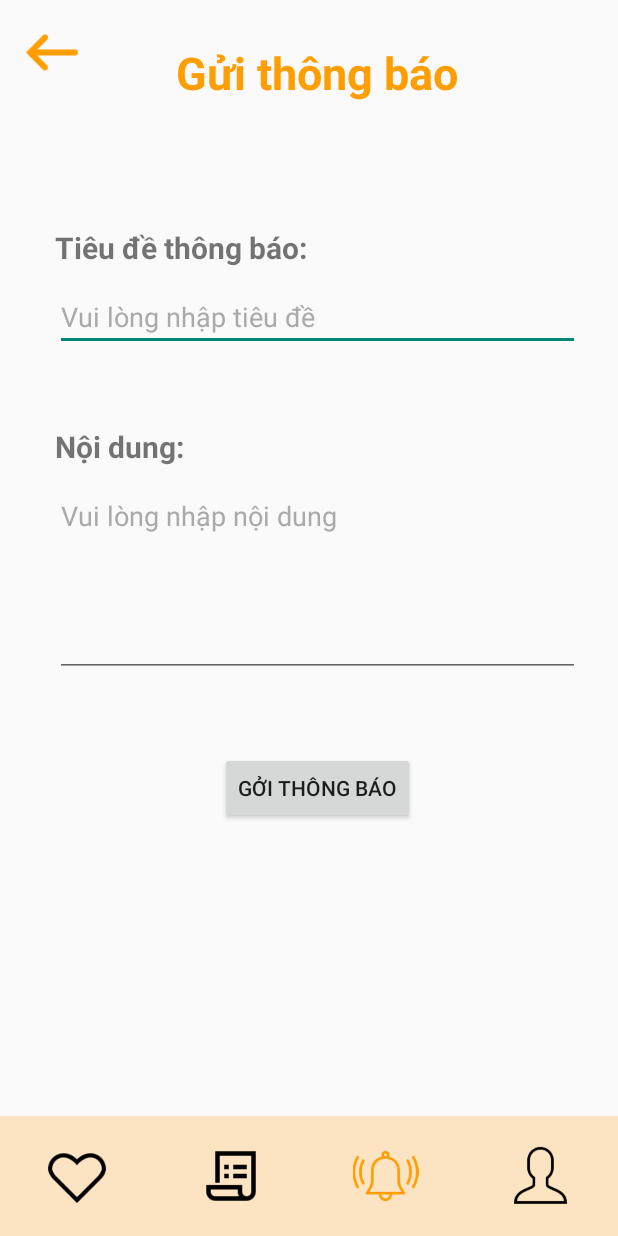
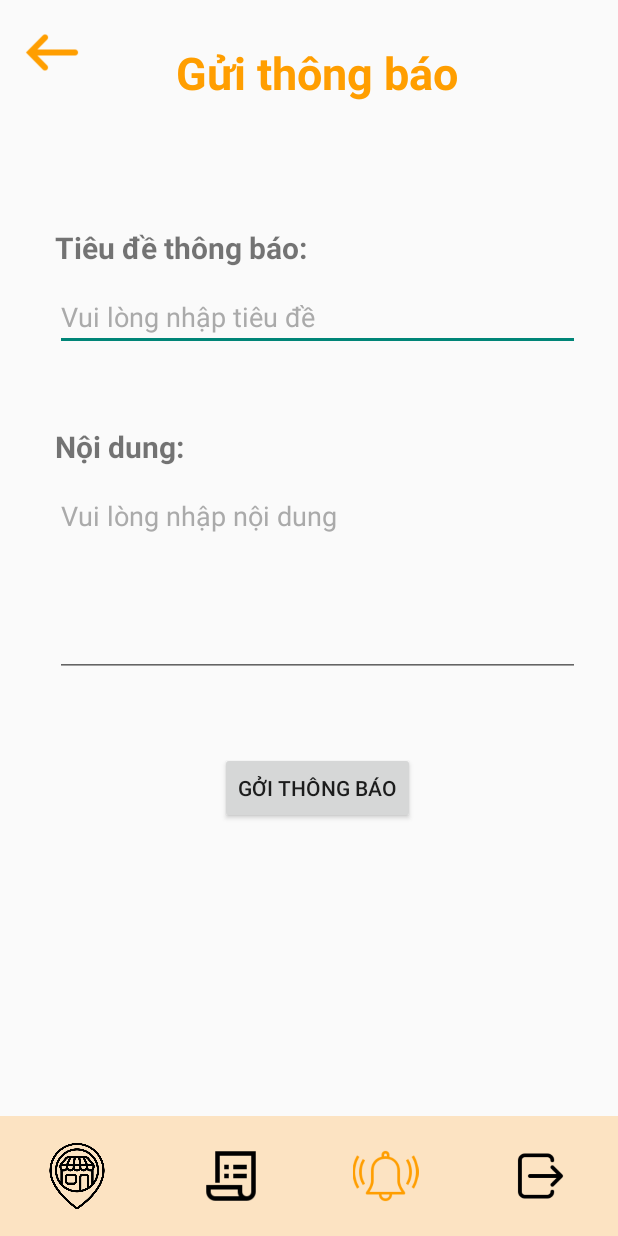
Before and after one commit to l3ths/FlowerSystem, an Android app: the SendNotificationActivity screen opened directly, with no data from a screen before it, on a phone screen of 412 x 824 dp. Run offline under Robolectric (Android 15) with nearby library versions, the phone set to English and light mode, and no system bars.

Commit message:
update manager

```diff
--- a/app/src/main/java/com/example/flowersystem/SendNotificationActivity.java
+++ b/app/src/main/java/com/example/flowersystem/SendNotificationActivity.java
@@ -2,11 +2,13 @@ package com.example.flowersystem;
 
 import androidx.appcompat.app.AppCompatActivity;
 
+import android.content.Intent;
 import android.os.Bundle;
 import android.text.TextUtils;
 import android.view.View;
 import android.widget.Button;
 import android.widget.EditText;
+import android.widget.ImageView;
 import android.widget.Toast;
 
 import com.example.flowersystem.api.NotificationApi;
@@ -24,6 +26,8 @@ public class SendNotificationActivity extends AppCompatActivity {
     EditText etNotiTitle;
     EditText etNotiBody;
     Button btnSendNoti;
+    ImageView ivLogout;
+    ImageView ivShopLocate;
 
     @Override
     protected void onCreate(Bundle savedInstanceState) {
@@ -32,6 +36,26 @@ public class SendNotificationActivity extends AppCompatActivity {
         etNotiTitle = findViewById(R.id.etNotiTitle);
         etNotiBody = findViewById(R.id.etNotiBody);
         btnSendNoti = findViewById(R.id.btnSendNoti);
+        ivLogout = findViewById(R.id.ivPersonal);
+        ivShopLocate = findViewById(R.id.ivLove);
+
+        ivShopLocate.setOnClickListener(new View.OnClickListener() {
+            @Override
+            public void onClick(View v) {
+                Intent intent = new Intent(SendNotificationActivity.this, ShopInformationActivity.class);
+                startActivity(intent);
+            }
+        });
+
+        ivLogout.setOnClickListener(new View.OnClickListener() {
+            @Override
+            public void onClick(View v) {
+                Intent intent = new Intent(SendNotificationActivity.this, LoginActivity.class);
+                intent.setFlags(Intent.FLAG_ACTIVITY_NEW_TASK | Intent.FLAG_ACTIVITY_CLEAR_TASK);
+                startActivity(intent);
+                finish();
+            }
+        });
         btnSendNoti.setOnClickListener(new View.OnClickListener() {
             @Override
             public void onClick(View v) {
--- a/app/src/main/res/layout/activity_order_manager.xml
+++ b/app/src/main/res/layout/activity_order_manager.xml
@@ -45,7 +45,7 @@
             android:layout_height="80dp"
             android:layout_weight="1"
             android:padding="18dp"
-            android:src="@drawable/ic_love" />
+            android:src="@drawable/map_pointer__2_" />
 
         <ImageView
             android:id="@+id/ivOrders"
@@ -68,8 +68,8 @@
             android:layout_width="0dp"
             android:layout_height="80dp"
             android:layout_weight="1"
-            android:padding="18dp"
-            android:src="@drawable/ic_personal"/>
+            android:padding="20dp"
+            android:src="@drawable/ic_logout"/>
     </LinearLayout>
 
     <LinearLayout
--- a/app/src/main/res/layout/activity_send_notification.xml
+++ b/app/src/main/res/layout/activity_send_notification.xml
@@ -28,7 +28,7 @@
                 android:layout_height="80dp"
                 android:layout_weight="1"
                 android:padding="18dp"
-                android:src="@drawable/ic_love" />
+                android:src="@drawable/map_pointer__2_" />
 
             <ImageView
                 android:id="@+id/ivOrders"
@@ -51,8 +51,8 @@
                 android:layout_width="0dp"
                 android:layout_height="80dp"
                 android:layout_weight="1"
-                android:padding="18dp"
-                android:src="@drawable/ic_personal" />
+                android:padding="20dp"
+                android:src="@drawable/ic_logout" />
         </LinearLayout>
 
         <TextView
```
Also changed, not shown: app/src/main/java/com/example/flowersystem/OrderManagerActivity.java (+22 -0 lines), app/src/main/res/drawable/ic_logout.png (added).
